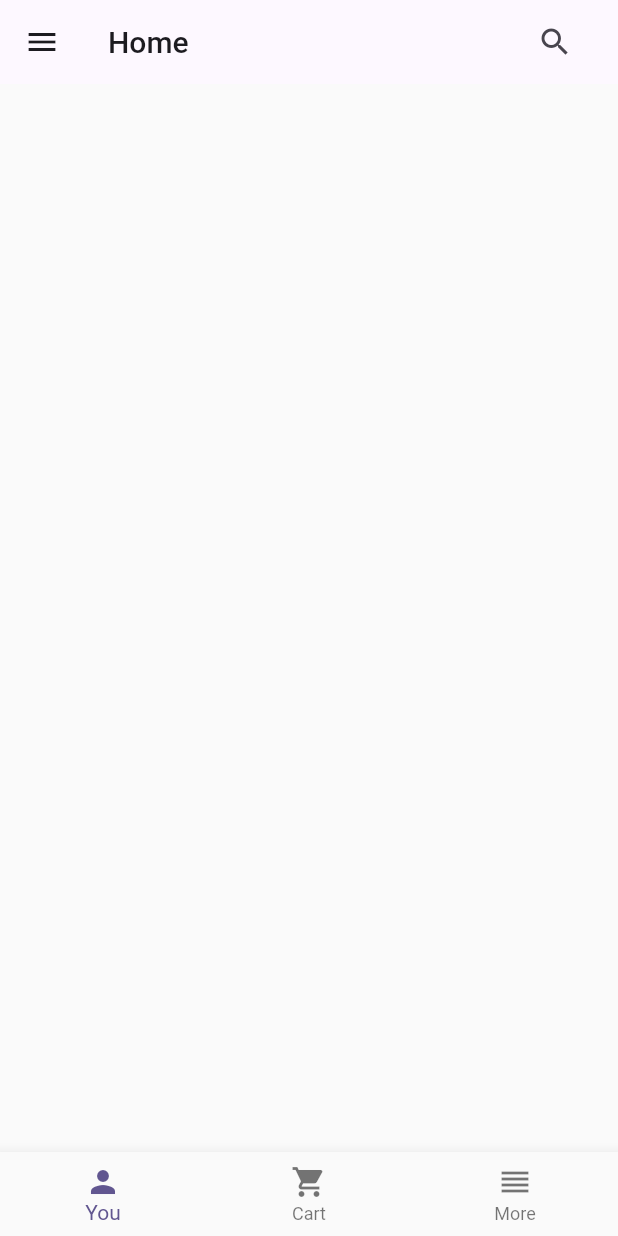
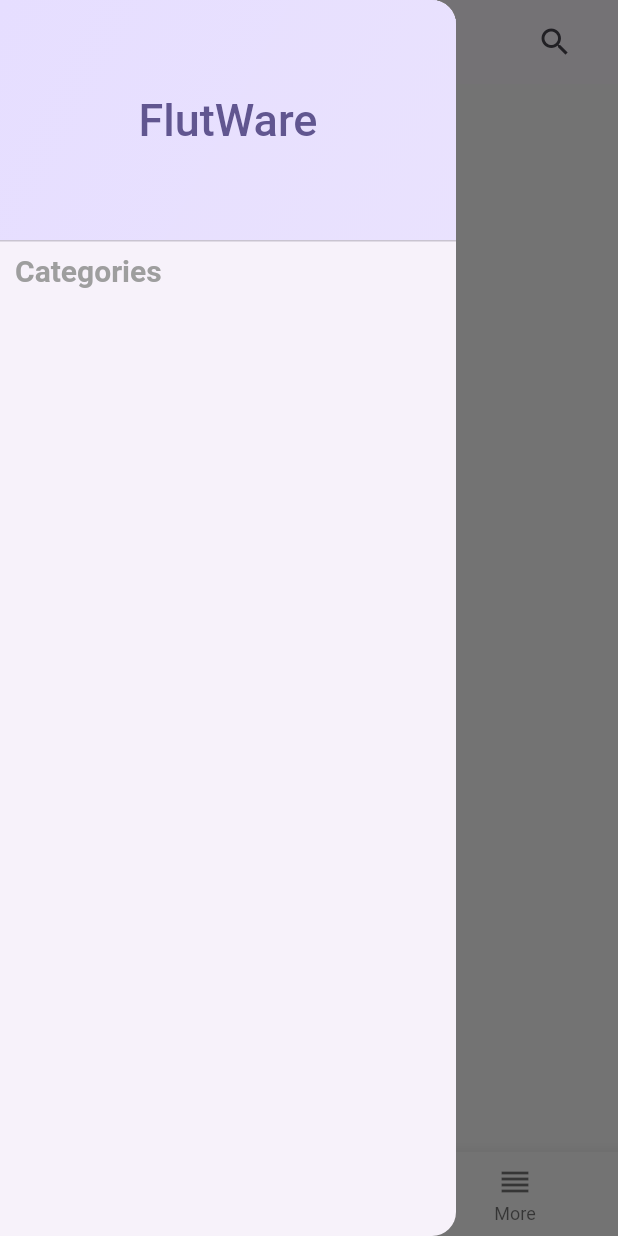
Before and after one commit to JoelStorr/flutter_shopware_6_api, a Flutter app: the screen it shows after launch, with the side drawer open (before the commit the screen has no drawer), on a phone screen of 412 x 824 dp. Run offline on Flutter 3.47's test engine with Material 2 defaults, Android fonts, the phone set to English and light mode, and no system bars; network calls fail.

Commit message:
Added dynamic Categories to SideDrawer

```diff
--- a/lib/screens/tab_screen.dart
+++ b/lib/screens/tab_screen.dart
@@ -2,6 +2,7 @@ import 'package:flutter/material.dart';
 import 'package:flutter_shopware_6_api/screens/home.dart';
 import 'package:flutter_shopware_6_api/screens/cart_screen.dart';
 import 'package:flutter_shopware_6_api/screens/more_screen.dart';
+import 'package:flutter_shopware_6_api/widgets/side_drawer.dart';
 
 class TabScreen extends StatefulWidget {
   const TabScreen({super.key});
@@ -40,10 +41,6 @@ class _TabScreenState extends State<TabScreen> {
     return Scaffold(
       appBar: AppBar(
         title: Text(activePageTitle),
-        leading: IconButton(
-          icon: const Icon(Icons.menu),
-          onPressed: () {},
-        ),
         actions: [
           IconButton(
             onPressed: () {},
@@ -54,6 +51,7 @@ class _TabScreenState extends State<TabScreen> {
           ),
         ],
       ),
+      drawer: MyDrawer(),
       body: activePage,
       bottomNavigationBar: BottomNavigationBar(
           //Changes the Index
--- /dev/null
+++ b/lib/widgets/side_drawer.dart
@@ -0,0 +1,78 @@
+import 'package:flutter/material.dart';
+import 'package:flutter_shopware_6_api/helpers/api_helpers.dart';
+
+class MyDrawer extends StatelessWidget {
+  MyDrawer({super.key});
+
+  final myCategories = ShopwareApiHelper().getCategoreis();
+
+  @override
+  Widget build(BuildContext context) {
+    return Drawer(
+      child: Column(
+        mainAxisAlignment: MainAxisAlignment.start,
+        crossAxisAlignment: CrossAxisAlignment.start,
+        children: [
+          DrawerHeader(
+            padding: const EdgeInsets.all(20),
+            decoration: BoxDecoration(
+              gradient: LinearGradient(
+                colors: [
+                  Theme.of(context).colorScheme.primaryContainer,
+                  Theme.of(context)
+                      .colorScheme
+                      .primaryContainer
+                      .withOpacity(0.8),
+                ],
+                begin: Alignment.topLeft,
+                end: Alignment.bottomRight,
+              ),
+            ),
+            child: Row(
+              mainAxisAlignment: MainAxisAlignment.center,
+              children: [
+                Text(
+                  'FlutWare',
+                  style: Theme.of(context).textTheme.titleLarge!.copyWith(
+                        color: Theme.of(context).colorScheme.primary,
+                        fontSize: 30,
+                      ),
+                )
+              ],
+            ),
+          ),
+          Container(
+            padding: const EdgeInsets.only(left: 10.0),
+            child: const Text(
+              'Categories',
+              textAlign: TextAlign.left,
+              style: TextStyle(
+                  fontSize: 20,
+                  fontWeight: FontWeight.bold,
+                  color: Colors.grey),
+            ),
+          ),
+          Expanded(
+            child: FutureBuilder(
+                future: myCategories,
+                builder: (ctx, snapshot) {
+                  if (snapshot.data == null) {
+                    return const Text('Waiting for Data');
+                  }
+                  return ListView.builder(
+                      scrollDirection: Axis.vertical,
+                      shrinkWrap: true,
+                      itemCount: snapshot.data!.length,
+                      itemBuilder: (ctx, index) {
+                        return ListTile(
+                          title: Text(snapshot.data![index]['name']),
+                          onTap: () {},
+                        );
+                      });
+                }),
+          ),
+        ],
+      ),
+    );
+  }
+}
```
